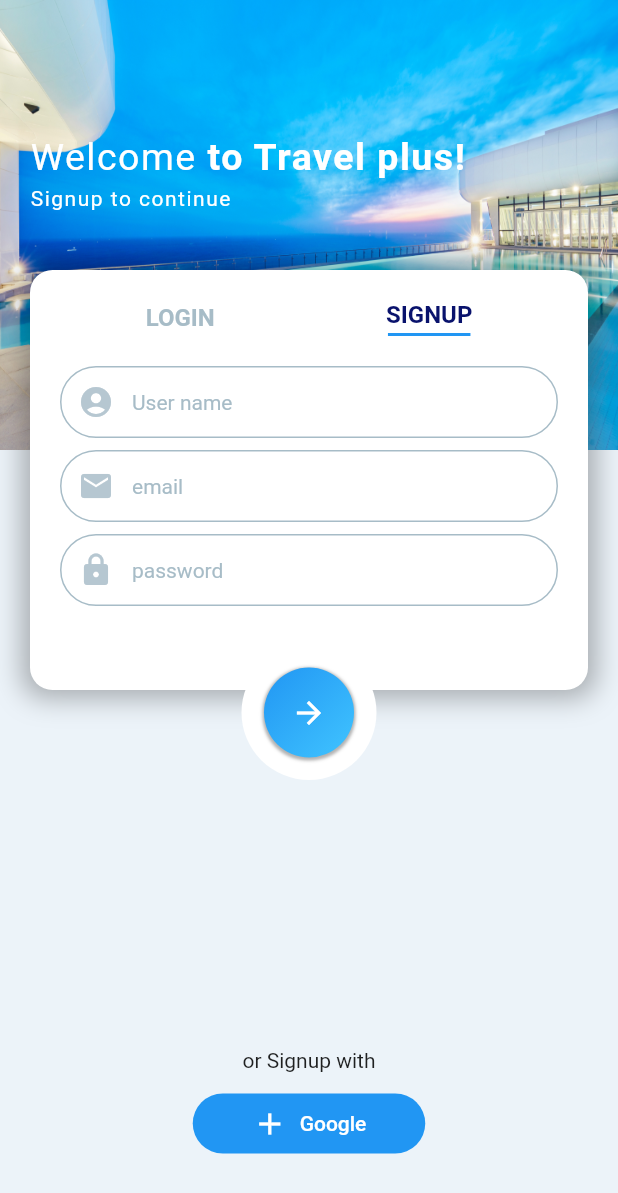
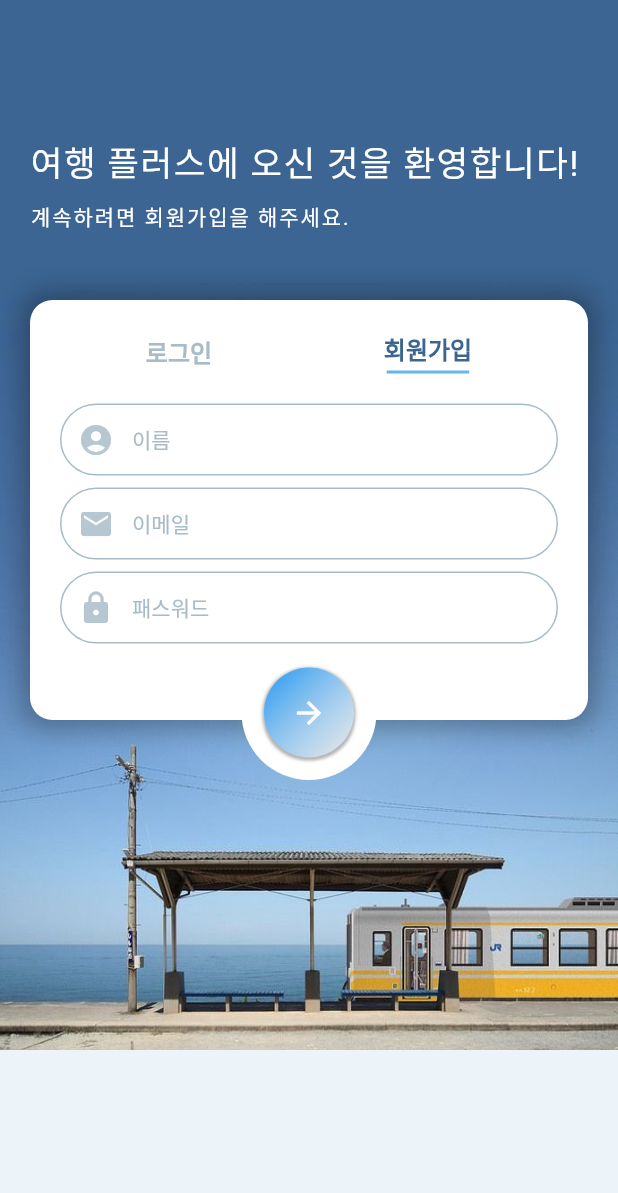
Before and after one commit to woongez/travel_app_, a Flutter app: the screen it shows after launch, on a phone screen of 412 x 824 dp. Shown: the top 1193 px of the screen. Run offline on Flutter 3.47's test engine with Material 2 defaults, Android fonts, the phone set to English and light mode, and no system bars; our stand-ins replace firebase_auth, firebase_core; accounts and stored records are empty; Roboto replaces fonts that are missing (jeju).

Commit message:
폰트(제주고딕체)로 변경, 배경 디자인 변경, 박스 위치 수정

```diff
--- a/lib/config/Palette.dart
+++ b/lib/config/Palette.dart
@@ -2,10 +2,11 @@ import 'package:flutter/painting.dart';
 
 class Palette{
   static const Color iconColor = Color(0xFFB6C7D1);
-  static const Color activeColor = Color(0xFF09126C);
+  static const Color activeColor = Color(0xFF3C6592);
   static const Color textColor1 = Color(0XFFA7BCC7);
   static const Color textColor2 = Color(0XFF9BB3C0);
   static const Color facebookColor = Color(0xFF3B5999);
   static const Color googleColor = Color(0xFFDE4B39);
   static const Color backgroundColor = Color(0xFFECF3F9);
+  static const Color buttonColor = Color(0xFF4d96b6);
 }
--- a/lib/main.dart
+++ b/lib/main.dart
@@ -16,7 +16,8 @@ class MyApp extends StatelessWidget {
     return MaterialApp(
       title: 'Travel app',
       theme: ThemeData(
-          primarySwatch: Colors.blue
+          primarySwatch: Colors.blue,
+          fontFamily: 'jeju'
       ),
       home: const LoginSignupScreen(),
     );
--- a/lib/screens/main_screen.dart
+++ b/lib/screens/main_screen.dart
@@ -41,10 +41,10 @@ class _LoginSignupScreenState extends State<LoginSignupScreen> {
               right: 0,
               left: 0,
               child: Container(
-                height: 300,
+                height: 700,
                 decoration: const BoxDecoration(
                   image: DecorationImage(
-                      image: AssetImage('image/infinity.jpg'), fit: BoxFit.fill),
+                      image: AssetImage('image/background2.jpg'), fit: BoxFit.fill),
                 ),
                 child: Container(
                   padding: const EdgeInsets.only(top: 90, left: 20),
@@ -53,34 +53,36 @@ class _LoginSignupScreenState extends State<LoginSignupScreen> {
                     children: [
                       RichText(
                         text: TextSpan(
-                          text: 'Welcome',
+                          text: '여행 플러스에',
                           style: const TextStyle(
                               letterSpacing: 1.0,
-                              fontSize: 25,
+                              fontSize: 23,
+                              fontFamily: 'jeju',
                               color: Colors.white),
                           children: [
                             TextSpan(
                               text:
-                              isSignupScreen ? ' to Travel plus!' : ' to Travel plus!',
+                              isSignupScreen ? ' 오신 것을 환영합니다!' : ' 오신 것을 환영합니다!',
                               style: const TextStyle(
                                 letterSpacing: 1.0,
-                                fontSize: 25,
+                                fontSize: 23,
+                                fontFamily: 'jeju',
                                 color: Colors.white,
-                                fontWeight: FontWeight.bold,
                               ),
                             ),
                           ],
                         ),
                       ),
                       const SizedBox(
-                        height: 5.0,
+                        height: 10,
                       ),
                       Text(
                         isSignupScreen
-                            ? 'Signup to continue'
-                            : 'Signin to continue',
+                            ? '계속하려면 회원가입을 해주세요.'
+                            : '계속하려면 로그인을 해주세요.',
                         style: const TextStyle(
-                          letterSpacing: 1.0,
+                          letterSpacing: 1.3,
+                          fontFamily: 'jeju',
                           color: Colors.white,
                         ),
                       ),
@@ -93,13 +95,13 @@ class _LoginSignupScreenState extends State<LoginSignupScreen> {
             AnimatedPositioned(
               duration: const Duration(milliseconds: 500),
               curve: Curves.easeIn,
-              top: 180,
+              top: 200,
               child: AnimatedContainer(
                 duration: const Duration(milliseconds: 500),
                 curve: Curves.easeIn,
                 padding: const EdgeInsets.all(20.0),
                 height: isSignupScreen ? 280.0 : 250.0,
-                width: MediaQuery.of(context).size.width - 40,
+                width: MediaQuery.of(context).size.width-40,
                 margin: const EdgeInsets.symmetric(horizontal: 20.0),
                 decoration: BoxDecoration(
                   color: Colors.white,
@@ -127,7 +129,7 @@ class _LoginSignupScreenState extends State<LoginSignupScreen> {
                             child: Column(
                               children: [
                                 Text(
-                                  'LOGIN',
+                                  '로그인',
                                   style: TextStyle(
                                       fontSize: 16,
                                       fontWeight: FontWeight.bold,
@@ -140,7 +142,7 @@ class _LoginSignupScreenState extends State<LoginSignupScreen> {
                                     margin: const EdgeInsets.only(top: 3),
                                     height: 2,
                                     width: 55,
-                                    color: Colors.blue,
+                                    color: Colors.blue[300],
                                   )
                               ],
                             ),
@@ -154,7 +156,7 @@ class _LoginSignupScreenState extends State<LoginSignupScreen> {
                             child: Column(
                               children: [
                                 Text(
-                                  'SIGNUP',
+                                  '회원가입',
                                   style: TextStyle(
                                       fontSize: 16,
                                       fontWeight: FontWeight.bold,
@@ -167,7 +169,7 @@ class _LoginSignupScreenState extends State<LoginSignupScreen> {
                                     margin: const EdgeInsets.only(top: 3),
                                     height: 2,
                                     width: 55,
-                                    color: Colors.blue,
+                                    color: Colors.blue[300],
                                   )
                               ],
                             ),
@@ -214,7 +216,7 @@ class _LoginSignupScreenState extends State<LoginSignupScreen> {
                                           Radius.circular(35.0),
                                         ),
                                       ),
-                                      hintText: 'User name',
+                                      hintText: '이름',
                                       hintStyle: TextStyle(
                                           fontSize: 14,
                                           color: Palette.textColor1),
@@ -258,7 +260,7 @@ class _LoginSignupScreenState extends State<LoginSignupScreen> {
                                           Radius.circular(35.0),
                                         ),
                                       ),
-                                      hintText: 'email',
+                                      hintText: '이메일',
                                       hintStyle: TextStyle(
                                           fontSize: 14,
                                           color: Palette.textColor1),
@@ -301,7 +303,7 @@ class _LoginSignupScreenState extends State<LoginSignupScreen> {
                                           Radius.circular(35.0),
                                         ),
                                       ),
-                                      hintText: 'password',
+                                      hintText: '패스워드',
                                       hintStyle: TextStyle(
                                           fontSize: 14,
                                           color: Palette.textColor1),
@@ -352,7 +354,7 @@ class _LoginSignupScreenState extends State<LoginSignupScreen> {
                                           Radius.circular(35.0),
                                         ),
                                       ),
-                                      hintText: 'email',
+                                      hintText: '이메일',
                                       hintStyle: TextStyle(
                                           fontSize: 14,
                                           color: Palette.textColor1),
@@ -394,7 +396,7 @@ class _LoginSignupScreenState extends State<LoginSignupScreen> {
                                           Radius.circular(35.0),
                                         ),
                                       ),
-                                      hintText: 'password',
+                                      hintText: '패스워드',
                                       hintStyle: TextStyle(
                                           fontSize: 14,
                                           color: Palette.textColor1),
@@ -413,7 +415,7 @@ class _LoginSignupScreenState extends State<LoginSignupScreen> {
             AnimatedPositioned(
               duration: const Duration(milliseconds: 500),
               curve: Curves.easeIn,
-              top: isSignupScreen ? 430 : 390,
+              top: isSignupScreen ? 430 : 400,
               right: 0,
               left: 0,
               child: Center(
@@ -452,7 +454,7 @@ class _LoginSignupScreenState extends State<LoginSignupScreen> {
                           ScaffoldMessenger.of(context).showSnackBar(
                             const SnackBar(
                               content:
-                              Text('Please check your email and password'),
+                              Text('이메일과 비밀번호를 확인해주세요.'),
                               backgroundColor: Colors.blue,
                             ),
                           );
@@ -486,7 +488,7 @@ class _LoginSignupScreenState extends State<LoginSignupScreen> {
                     child: Container(
                       decoration: BoxDecoration(
                         gradient: const LinearGradient(
-                            colors: [Colors.blue, Colors.lightBlueAccent],
+                            colors: [Colors.blue, Colors.white70],
                             begin: Alignment.topLeft,
                             end: Alignment.bottomRight),
                         borderRadius: BorderRadius.circular(30),
@@ -508,36 +510,6 @@ class _LoginSignupScreenState extends State<LoginSignupScreen> {
                 ),
               ),
             ),
-            //전송버튼
-            AnimatedPositioned(
-              duration: const Duration(milliseconds: 500),
-              curve: Curves.easeIn,
-              top: isSignupScreen
-                  ? MediaQuery.of(context).size.height - 125
-                  : MediaQuery.of(context).size.height - 165,
-              right: 0,
-              left: 0,
-              child: Column(
-                children: [
-                  Text(isSignupScreen ? 'or Signup with' : 'or Signin with'),
-                  const SizedBox(
-                    height: 10,
-                  ),
-                  TextButton.icon(
-                    onPressed: () {},
-                    style: TextButton.styleFrom(
-                        primary: Colors.white,
-                        minimumSize: const Size(155, 40),
-                        shape: RoundedRectangleBorder(
-                            borderRadius: BorderRadius.circular(20)),
-                        backgroundColor: Colors.blue),
-                    icon: const Icon(Icons.add),
-                    label: const Text('Google'),
-                  ),
-                ],
-              ),
-            ),
-            //구글 로그인 버튼
           ],
         ),
       ),
```
Also changed, not shown: pubspec.yaml (+12 -1 lines), image/background1.jpg (added), image/background2.jpg (added), image/background3.jpg (added), image/background4.jpg (added), 4 other files.
